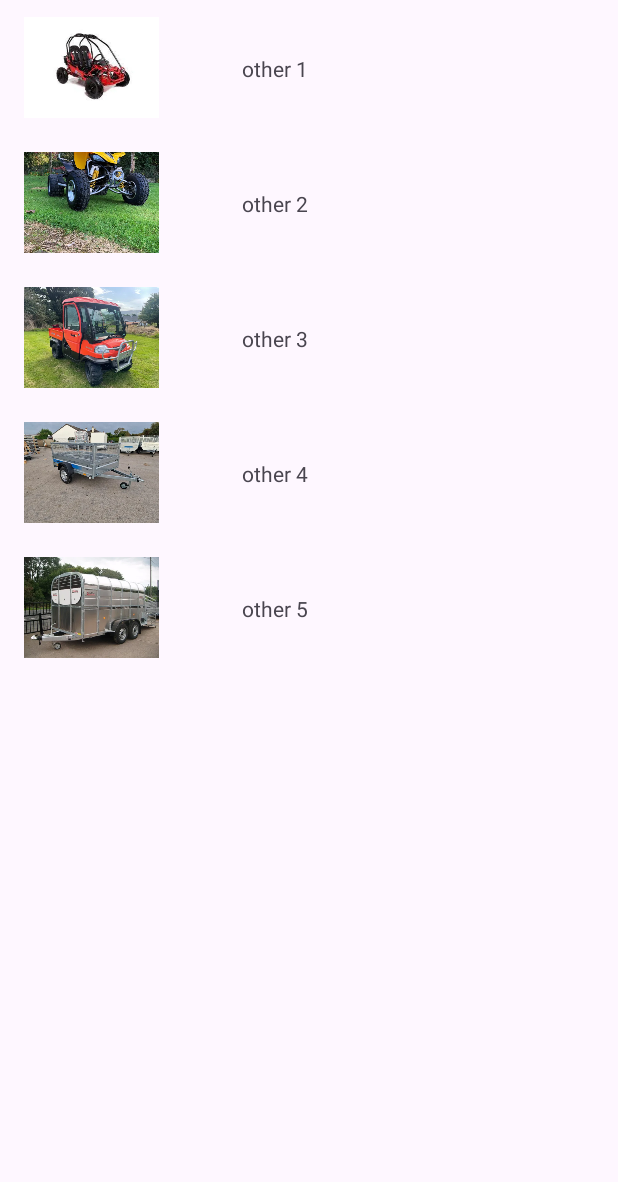
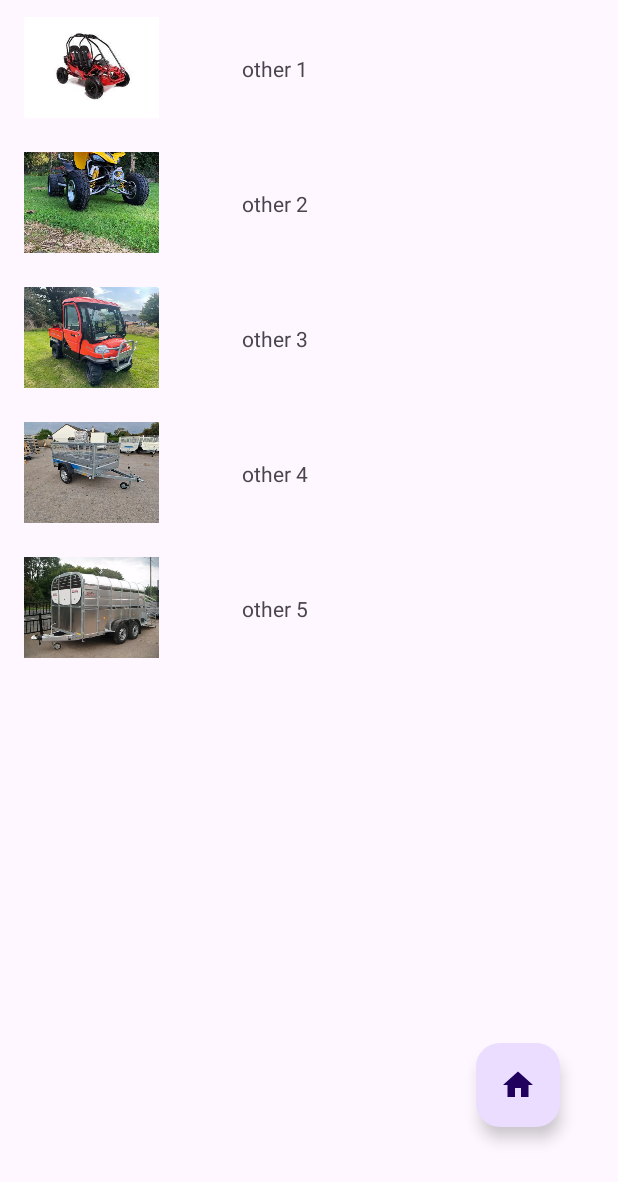
Before and after one commit to timeislife26/Garage_app, an Android app: the MainActivity2 screen opened directly, with no data from a screen before it, on a phone screen of 412 x 824 dp. Shown: the top 1182 px of the screen. Run offline under Robolectric (Android 15) with nearby library versions, the phone set to English and light mode, and no system bars.

Commit message:
Added a Home floating action button to MainActivity2 and MainActivity3 to bring the user back to the Home Page.

```diff
--- a/app/src/main/java/com/example/garage_app/MainActivity2.java
+++ b/app/src/main/java/com/example/garage_app/MainActivity2.java
@@ -9,6 +9,8 @@ import android.os.Bundle;
 import android.view.View;
 import android.widget.Toast;
 
+import com.google.android.material.floatingactionbutton.FloatingActionButton;
+
 import java.util.ArrayList;
 import java.util.Arrays;
 
@@ -19,6 +21,16 @@ public class MainActivity2 extends AppCompatActivity implements MyRecyclerViewAd
     protected void onCreate(Bundle savedInstanceState) {
         super.onCreate(savedInstanceState);
         setContentView(R.layout.activity_main2);
+        FloatingActionButton homeBtn = findViewById(R.id.homeFAB);
+
+        homeBtn.setOnClickListener(new View.OnClickListener() {
+            @Override
+            public void onClick(View view) {
+                Intent home = new Intent(MainActivity2.this, MainActivity.class);
+                startActivity(home);
+            }
+        });
+
         Bundle extras = getIntent().getExtras();
         int vehicleType = 0;
         if (extras != null)
--- /dev/null
+++ b/app/src/main/res/drawable/baseline_home_24.xml
@@ -0,0 +1,5 @@
+<vector android:height="24dp" android:tint="#000000"
+    android:viewportHeight="24" android:viewportWidth="24"
+    android:width="24dp" xmlns:android="http://schemas.android.com/apk/res/android">
+    <path android:fillColor="@android:color/white" android:pathData="M10,20v-6h4v6h5v-8h3L12,3 2,12h3v8z"/>
+</vector>
--- a/app/src/main/res/layout/activity_main2.xml
+++ b/app/src/main/res/layout/activity_main2.xml
@@ -6,8 +6,23 @@
     android:layout_height="match_parent"
     tools:context=".MainActivity2">
 
+    <com.google.android.material.floatingactionbutton.FloatingActionButton
+        android:id="@+id/homeFAB"
+        android:layout_width="wrap_content"
+        android:layout_height="wrap_content"
+        android:clickable="true"
+        android:src="@drawable/baseline_home_24"
+        app:layout_constraintBottom_toBottomOf="parent"
+        app:layout_constraintEnd_toEndOf="parent"
+        app:layout_constraintHorizontal_bias="0.892"
+        app:layout_constraintStart_toStartOf="parent"
+        app:layout_constraintTop_toTopOf="parent"
+        app:layout_constraintVertical_bias="0.905" />
+
     <androidx.recyclerview.widget.RecyclerView
         android:id="@+id/rcView"
         android:layout_width="match_parent"
-        android:layout_height="match_parent" />
+        android:layout_height="match_parent" >
+
+    </androidx.recyclerview.widget.RecyclerView>
 </androidx.constraintlayout.widget.ConstraintLayout>
```
Also changed, not shown: app/src/main/java/com/example/garage_app/MainActivity3.java (+15 -0 lines), app/src/main/res/layout/activity_main3.xml (+13 -0 lines).
